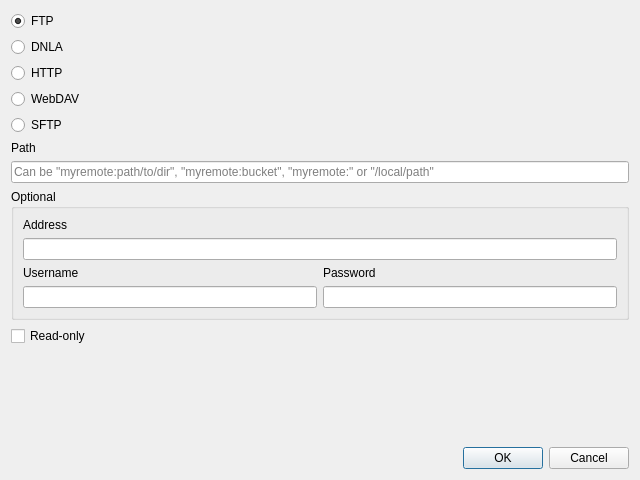
Above: forms/new_serve_window.ui from Communist02/agile before the change. Below: the same form after it.
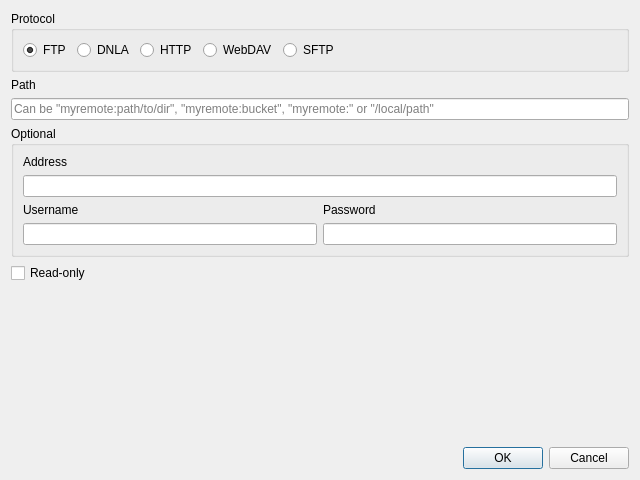
That is the form after the change. Icons and pictures are not drawn.

```diff
--- a/forms/new_serve_window.ui
+++ b/forms/new_serve_window.ui
@@ -21,6 +21,12 @@
   </property>
   <layout class="QVBoxLayout" name="verticalLayout">
    <item>
+    <widget class="QGroupBox" name="groupBox_2">
+     <property name="title">
+      <string>Protocol</string>
+     </property>
+     <layout class="QHBoxLayout" name="horizontalLayout_2">
+      <item>
     <widget class="QRadioButton" name="radioButton_ftp">
      <property name="text">
       <string>FTP</string>
@@ -56,6 +62,22 @@
      <property name="text">
       <string>SFTP</string>
      </property>
+       </widget>
+      </item>
+      <item>
+       <spacer name="horizontalSpacer">
+        <property name="orientation">
+         <enum>Qt::Orientation::Horizontal</enum>
+        </property>
+        <property name="sizeHint" stdset="0">
+         <size>
+          <width>40</width>
+          <height>20</height>
+         </size>
+        </property>
+       </spacer>
+      </item>
+     </layout>
     </widget>
    </item>
    <item>
```
Lines whose indentation alone changed are shown as unchanged.
